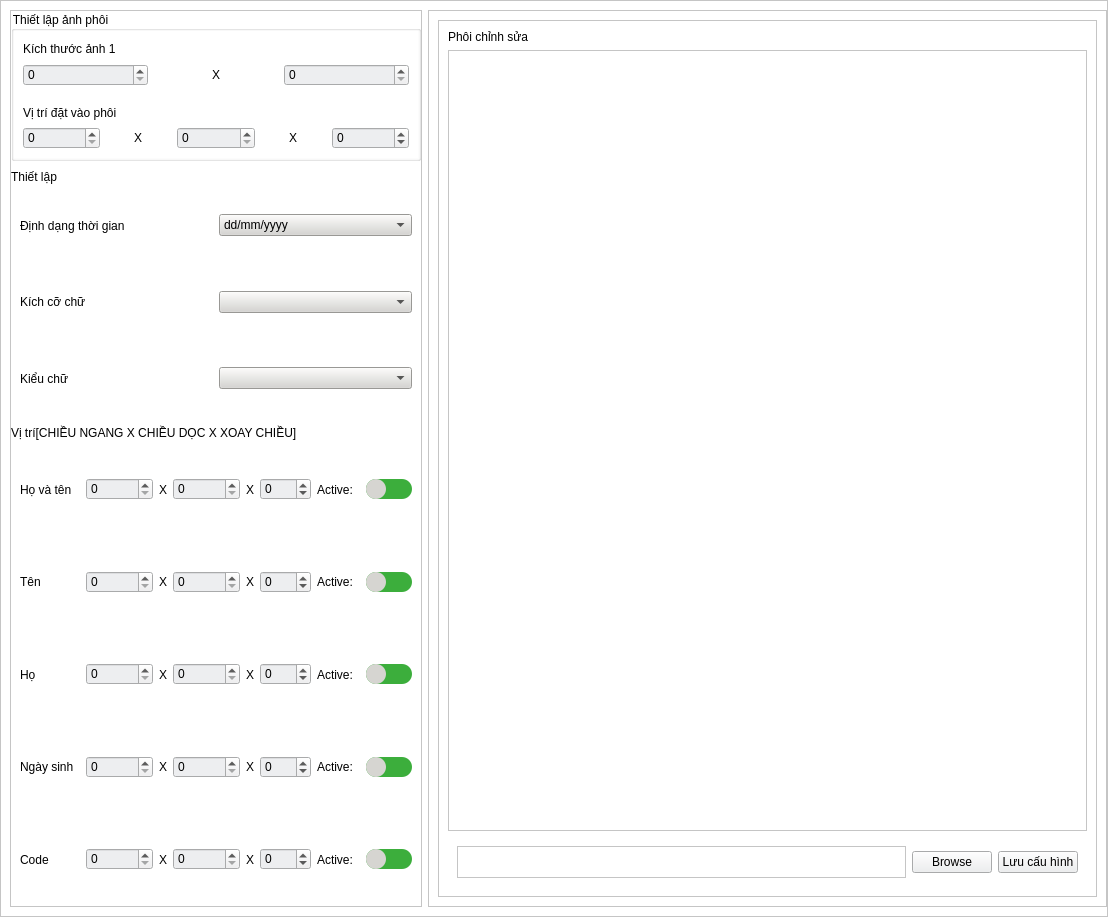
Before: the Qt Designer form upPhoiWindow.ui in NguyenHuuHai2310/code_dao, drawn with Qt 5.
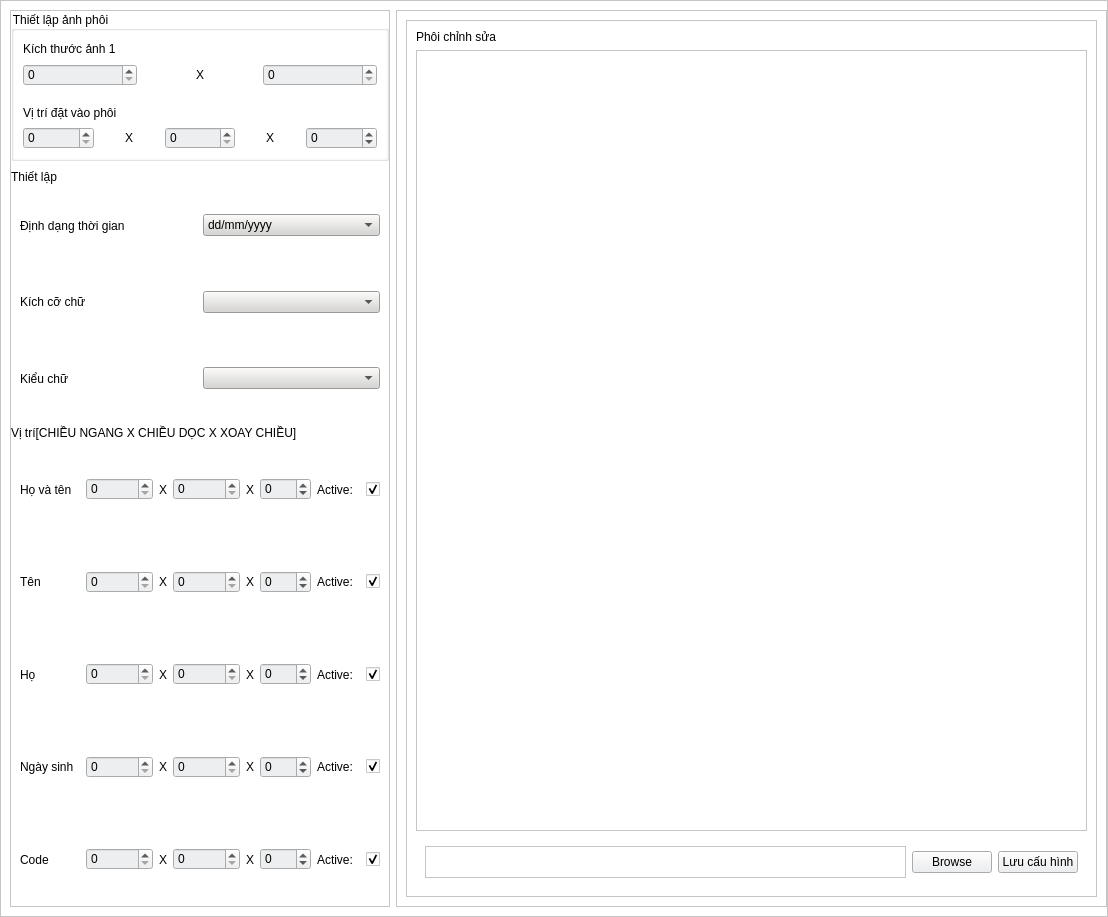
After: the same form once the commit is applied.

Patch:
```diff
--- a/upPhoiWindow.ui
+++ b/upPhoiWindow.ui
@@ -684,37 +684,15 @@
                 </item>
                 <item>
                  <widget class="QCheckBox" name="checkBox_fullname">
-                  <property name="styleSheet">
-                   <string notr="true">    QCheckBox {
-        background-color: #3CAE3C;
-        padding: 0px;
-        border: none;
-        outline: none;
-        border-radius: 10%;
-        width: 20px;
-        height: 20px;
-    }
-
-    QCheckBox::indicator {
-        width:20px;
-        height: 20px;
-        background-color: #FFFFFF;
-        border-radius: 10%;
-    }
-
-    QCheckBox::indicator:checked {
-        background-color: #ffffff;
-        margin-left: 25px;
-    }
-
-    QCheckBox::indicator:unchecked {
-        margin-left: 0px;
-		background-color: #d6d5d1;
-    }</string>
-                  </property>
                   <property name="text">
                    <string/>
                   </property>
+                  <property name="checked">
+                   <bool>true</bool>
+                  </property>
+                  <property name="tristate">
+                   <bool>false</bool>
+                  </property>
                  </widget>
                 </item>
                </layout>
@@ -810,37 +788,12 @@
                 </item>
                 <item>
                  <widget class="QCheckBox" name="checkBox_givenname">
-                  <property name="styleSheet">
-                   <string notr="true">    QCheckBox {
-        background-color: #3CAE3C;
-        padding: 0px;
-        border: none;
-        outline: none;
-        border-radius: 10%;
-        width: 20px;
-        height: 20px;
-    }
-
-    QCheckBox::indicator {
-        width:20px;
-        height: 20px;
-        background-color: #FFFFFF;
-        border-radius: 10%;
-    }
-
-    QCheckBox::indicator:checked {
-        background-color: #ffffff;
-        margin-left: 25px;
-    }
-
-    QCheckBox::indicator:unchecked {
-        margin-left: 0px;
-		background-color: #d6d5d1;
-    }</string>
-                  </property>
                   <property name="text">
                    <string/>
                   </property>
+                  <property name="checked">
+                   <bool>true</bool>
+                  </property>
                  </widget>
                 </item>
                </layout>
@@ -939,37 +892,12 @@
                 </item>
                 <item>
                  <widget class="QCheckBox" name="checkBox_surname">
-                  <property name="styleSheet">
-                   <string notr="true">    QCheckBox {
-        background-color: #3CAE3C;
-        padding: 0px;
-        border: none;
-        outline: none;
-        border-radius: 10%;
-        width: 20px;
-        height: 20px;
-    }
-
-    QCheckBox::indicator {
-        width:20px;
-        height: 20px;
-        background-color: #FFFFFF;
-        border-radius: 10%;
-    }
-
-    QCheckBox::indicator:checked {
-        background-color: #ffffff;
-        margin-left: 25px;
-    }
-
-    QCheckBox::indicator:unchecked {
-        margin-left: 0px;
-		background-color: #d6d5d1;
-    }</string>
-                  </property>
                   <property name="text">
                    <string/>
                   </property>
+                  <property name="checked">
+                   <bool>true</bool>
+                  </property>
                  </widget>
                 </item>
                </layout>
@@ -1068,37 +996,12 @@
                 </item>
                 <item>
                  <widget class="QCheckBox" name="checkBox_birthday">
-                  <property name="styleSheet">
-                   <string notr="true">    QCheckBox {
-        background-color: #3CAE3C;
-        padding: 0px;
-        border: none;
-        outline: none;
-        border-radius: 10%;
-        width: 20px;
-        height: 20px;
-    }
-
-    QCheckBox::indicator {
-        width:20px;
-        height: 20px;
-        background-color: #FFFFFF;
-        border-radius: 10%;
-    }
-
-    QCheckBox::indicator:checked {
-        background-color: #ffffff;
-        margin-left: 25px;
-    }
-
-    QCheckBox::indicator:unchecked {
-        margin-left: 0px;
-		background-color: #d6d5d1;
-    }</string>
-                  </property>
                   <property name="text">
                    <string/>
                   </property>
+                  <property name="checked">
+                   <bool>true</bool>
+                  </property>
                  </widget>
                 </item>
                </layout>
@@ -1194,37 +1097,12 @@
                 </item>
                 <item>
                  <widget class="QCheckBox" name="checkBox_code">
-                  <property name="styleSheet">
-                   <string notr="true">    QCheckBox {
-        background-color: #3CAE3C;
-        padding: 0px;
-        border: none;
-        outline: none;
-        border-radius: 10%;
-        width: 20px;
-        height: 20px;
-    }
-
-    QCheckBox::indicator {
-        width:20px;
-        height: 20px;
-        background-color: #FFFFFF;
-        border-radius: 10%;
-    }
-
-    QCheckBox::indicator:checked {
-        background-color: #ffffff;
-        margin-left: 25px;
-    }
-
-    QCheckBox::indicator:unchecked {
-        margin-left: 0px;
-		background-color: #d6d5d1;
-    }</string>
-                  </property>
                   <property name="text">
                    <string/>
                   </property>
+                  <property name="checked">
+                   <bool>true</bool>
+                  </property>
                  </widget>
                 </item>
                </layout>
@@ -1298,7 +1176,7 @@
                  <rect>
                   <x>0</x>
                   <y>0</y>
-                  <width>597</width>
+                  <width>629</width>
                   <height>778</height>
                  </rect>
                 </property>
```
Left out of the diff: 4 changed lines with no effect on the pictures.
